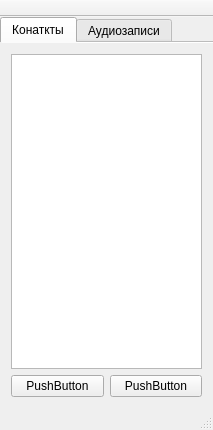
yzubchenko/VKReplica, file mainwindow.ui: the form before one commit.
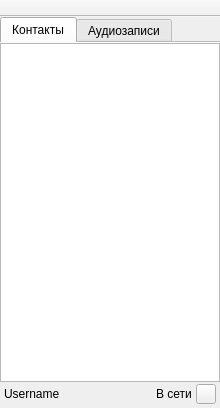
The form after the commit. Icons and pictures are not drawn.

Patch:
```diff
--- a/mainwindow.ui
+++ b/mainwindow.ui
@@ -6,8 +6,8 @@
    <rect>
     <x>0</x>
     <y>0</y>
-    <width>213</width>
-    <height>430</height>
+    <width>220</width>
+    <height>408</height>
    </rect>
   </property>
   <property name="windowTitle">
@@ -49,9 +49,24 @@
       </property>
       <widget class="QWidget" name="contactsTab">
        <attribute name="title">
-        <string>Конаткты</string>
+        <string>Контакты</string>
        </attribute>
        <layout class="QVBoxLayout" name="verticalLayout_2">
+        <property name="spacing">
+         <number>0</number>
+        </property>
+        <property name="leftMargin">
+         <number>0</number>
+        </property>
+        <property name="topMargin">
+         <number>0</number>
+        </property>
+        <property name="rightMargin">
+         <number>0</number>
+        </property>
+        <property name="bottomMargin">
+         <number>0</number>
+        </property>
         <item>
          <widget class="QListView" name="listView">
           <property name="resizeMode">
@@ -62,24 +77,6 @@
           </property>
          </widget>
         </item>
-        <item>
-         <layout class="QHBoxLayout" name="horizontalLayout">
-          <item>
-           <widget class="QPushButton" name="pushButton_2">
-            <property name="text">
-             <string>PushButton</string>
-            </property>
-           </widget>
-          </item>
-          <item>
-           <widget class="QPushButton" name="pushButton">
-            <property name="text">
-             <string>PushButton</string>
-            </property>
-           </widget>
-          </item>
-         </layout>
-        </item>
        </layout>
       </widget>
       <widget class="QWidget" name="audioTab">
@@ -89,6 +86,99 @@
       </widget>
      </widget>
     </item>
+    <item>
+     <layout class="QHBoxLayout" name="horizontalLayout">
+      <property name="spacing">
+       <number>4</number>
+      </property>
+      <property name="leftMargin">
+       <number>4</number>
+      </property>
+      <property name="topMargin">
+       <number>2</number>
+      </property>
+      <property name="rightMargin">
+       <number>4</number>
+      </property>
+      <property name="bottomMargin">
+       <number>4</number>
+      </property>
+      <item>
+       <widget class="QLabel" name="usernameLabel">
+        <property name="text">
+         <string>Username</string>
+        </property>
+       </widget>
+      </item>
+      <item>
+       <spacer name="horizontalSpacer">
+        <property name="orientation">
+         <enum>Qt::Horizontal</enum>
+        </property>
+        <property name="sizeHint" stdset="0">
+         <size>
+          <width>40</width>
+          <height>20</height>
+         </size>
+        </property>
+       </spacer>
+      </item>
+      <item>
+       <widget class="QLabel" name="label">
+        <property name="text">
+         <string>В сети</string>
+        </property>
+       </widget>
+      </item>
+      <item>
+       <widget class="QPushButton" name="pushButton">
+        <property name="sizePolicy">
+         <sizepolicy hsizetype="Fixed" vsizetype="Fixed">
+          <horstretch>0</horstretch>
+          <verstretch>0</verstretch>
+         </sizepolicy>
+        </property>
+        <property name="minimumSize">
+         <size>
+          <width>20</width>
+          <height>20</height>
+         </size>
+        </property>
+        <property name="maximumSize">
+         <size>
+          <width>20</width>
+          <height>20</height>
+         </size>
+        </property>
+        <property name="toolTip">
+         <string>Отключиться</string>
+        </property>
+        <property name="styleSheet">
+         <string notr="true">background-image: url(:/dialog/resources/exitButton.png);</string>
+        </property>
+        <property name="text">
+         <string/>
+        </property>
+        <property name="icon">
+         <iconset resource="resources.qrc">
+          <normaloff>:/dialog/resources/exitButton.png</normaloff>:/dialog/resources/exitButton.png</iconset>
+        </property>
+        <property name="iconSize">
+         <size>
+          <width>18</width>
+          <height>18</height>
+         </size>
+        </property>
+        <property name="default">
+         <bool>false</bool>
+        </property>
+        <property name="flat">
+         <bool>false</bool>
+        </property>
+       </widget>
+      </item>
+     </layout>
+    </item>
    </layout>
   </widget>
   <widget class="QMenuBar" name="menuBar">
@@ -112,11 +202,6 @@
     <bool>false</bool>
    </attribute>
   </widget>
-  <widget class="QStatusBar" name="statusBar">
-   <property name="sizeGripEnabled">
-    <bool>true</bool>
-   </property>
-  </widget>
  </widget>
  <layoutdefault spacing="6" margin="11"/>
  <resources/>
```
Left out of the diff: 6 changed lines with no effect on the pictures.
